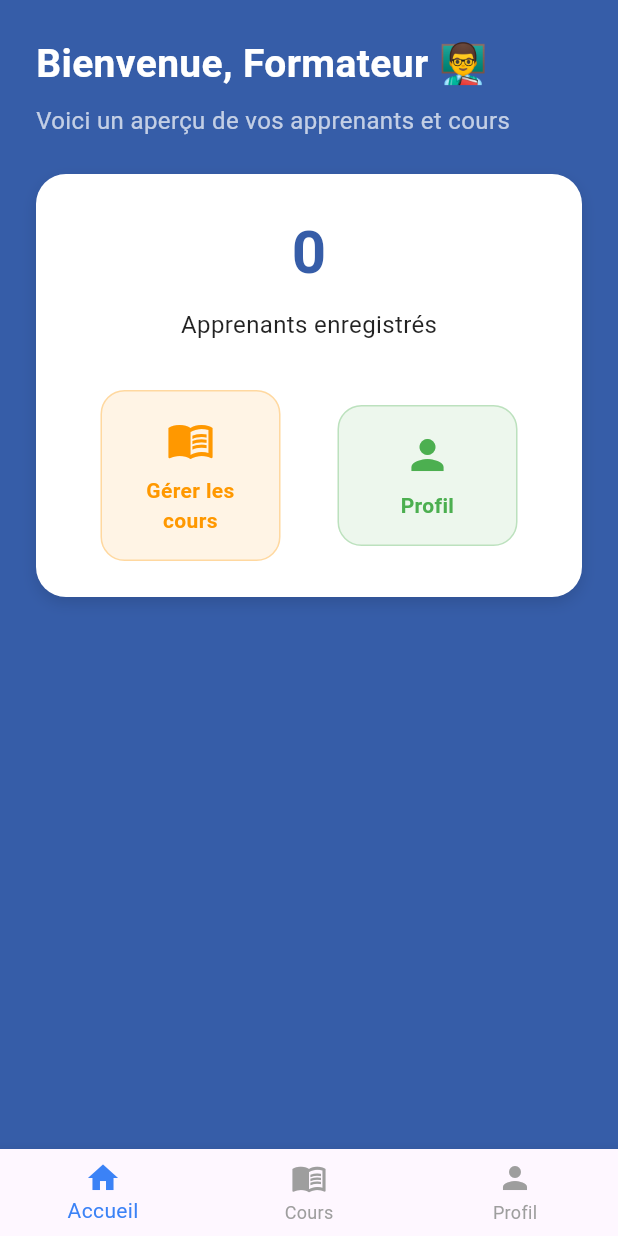
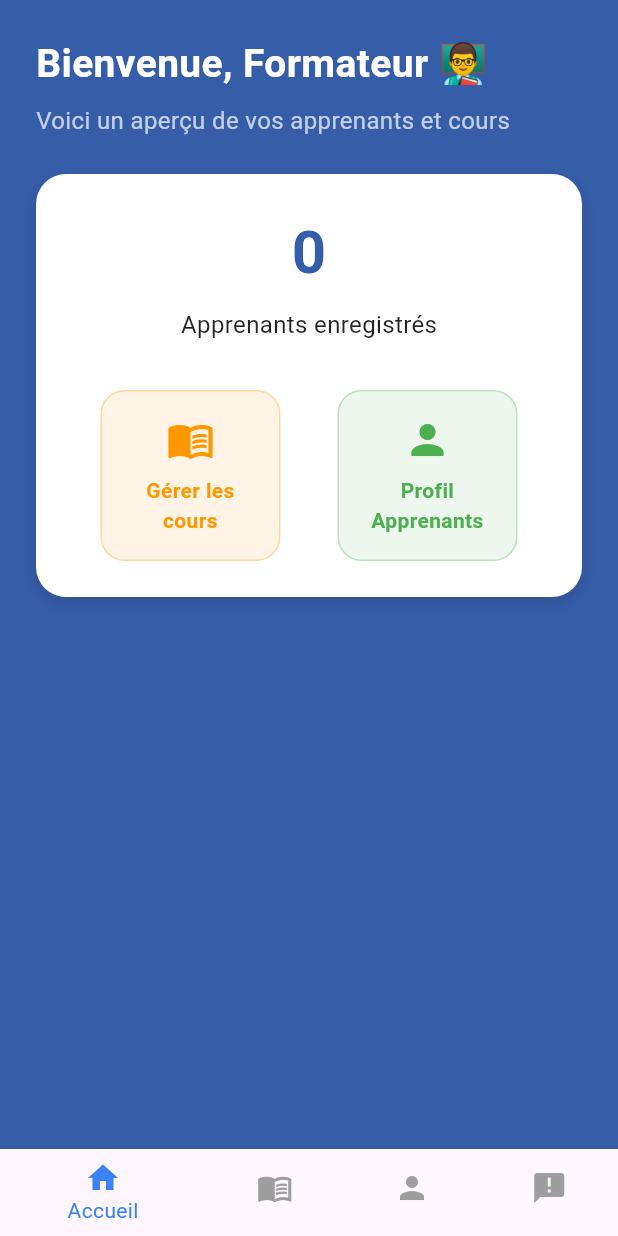
Before and after one commit to mvondojunior/edupasss, a Flutter app: the CustomNavigationAdvisor screen opened directly, on a phone screen of 412 x 824 dp. Run offline on Flutter 3.47's test engine with Material 3 defaults, Android fonts, the phone set to English and light mode, and no system bars; our stand-ins replace cloud_firestore, dio, firebase_auth, firebase_core, google_generative_ai, open_file and 1 more; accounts and stored records are empty.

Commit message:
huitieme version

```diff
--- a/lib/components/custom_navigation_advisor.dart
+++ b/lib/components/custom_navigation_advisor.dart
@@ -1,3 +1,4 @@
+import 'package:edupasss/views/userscreen/advisor/announcement.dart';
 import 'package:flutter/material.dart';
 import 'package:edupasss/views/userscreen/advisor/advisor_dashboard.dart';
 import 'package:edupasss/views/userscreen/advisor/courses_manage.dart';
@@ -18,6 +19,7 @@ class _CustomNavigationAdvisorState extends State<CustomNavigationAdvisor> {
     AdvisorDashboard(),
     coursesmanage(),
     profilepage(),
+    Announcement(),
   ];
 
   @override
@@ -33,6 +35,7 @@ class _CustomNavigationAdvisorState extends State<CustomNavigationAdvisor> {
           BottomNavigationBarItem(icon: Icon(Icons.home), label: "Accueil"),
           BottomNavigationBarItem(icon: Icon(Icons.menu_book), label: "Cours"),
           BottomNavigationBarItem(icon: Icon(Icons.person), label: "Profil"),
+          BottomNavigationBarItem(icon: Icon(Icons.announcement), label: "Annonce"),
         ],
       ),
     );
--- a/lib/main.dart
+++ b/lib/main.dart
@@ -1,6 +1,7 @@
 import 'package:edupasss/views/auth/login_page.dart';
 import 'package:edupasss/views/auth/register_page.dart';
 import 'package:edupasss/views/home/landing_page.dart';
+import 'package:edupasss/views/userscreen/advisor/advisor_dashboard.dart';
 import 'package:edupasss/views/userscreen/student/chat_bot.dart';
 import 'package:edupasss/views/userscreen/student/profile_page.dart';
 import 'package:edupasss/views/userscreen/student/student_dashboard.dart';
@@ -57,6 +58,7 @@ class _MyAppState extends State<MyApp> {
         '/login': (context) => const LoginPage(),
         '/register': (context) => RegisterPage(),
         '/student_dashboard': (context) => StudentDashboard(),
+        '/advisor_dashboard': (context) => AdvisorDashboard(),
         '/chatbot': (context) => ChatBot(),
         // On passe toggleTheme au ProfilePage
         '/profile': (context) => ProfilePage(),
--- a/lib/views/auth/login_page.dart
+++ b/lib/views/auth/login_page.dart
@@ -46,7 +46,7 @@ class _LoginPageState extends State<LoginPage> {
           if (role == 'Etudiant') {
             Navigator.pushReplacementNamed(context, '/student_dashboard');
           } else if (role == 'Formateur') {
-            Navigator.pushReplacementNamed(context, '/teacher_dashboard');
+            Navigator.pushReplacementNamed(context, '/advisor_dashboard');
           } else if (role == 'Administrateur') {
             Navigator.pushReplacementNamed(context, '/admin_dashboard');
           }
--- a/lib/views/userscreen/advisor/advisor_dashboard.dart
+++ b/lib/views/userscreen/advisor/advisor_dashboard.dart
@@ -15,7 +15,7 @@ class _AdvisorDashboardState extends State<AdvisorDashboard> {
   Future<int> _getStudentCount() async {
     final snapshot = await FirebaseFirestore.instance
         .collection('users')
-        .where('role', isEqualTo: 'Etudiant')
+        .where('role', isEqualTo: 'Apprenant')
         .get();
     return snapshot.docs.length;
   }
@@ -62,7 +62,7 @@ class _AdvisorDashboardState extends State<AdvisorDashboard> {
                 ),
                 child: Column(
                   children: [
-                    // Nombre d’apprenants
+
                     FutureBuilder<int>(
                       future: _getStudentCount(),
                       builder: (context, snapshot) {
@@ -109,7 +109,7 @@ class _AdvisorDashboardState extends State<AdvisorDashboard> {
                         ),
                         _buildQuickAction(
                           icon: Icons.person,
-                          label: "Profil",
+                          label: "Profil Apprenants",
                           color: Colors.green,
                           onTap: () => _goTo(context, "/profile"),
                         ),
```
Also changed, not shown: lib/views/userscreen/advisor/announcement.dart (added, +11 -0 lines).
